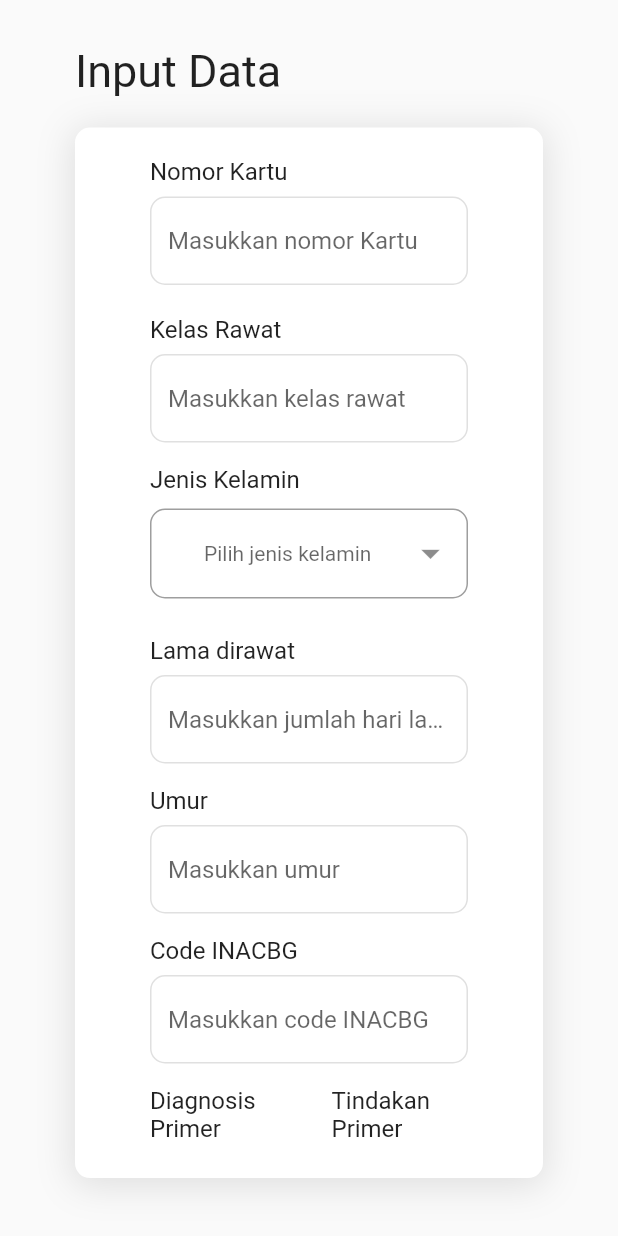
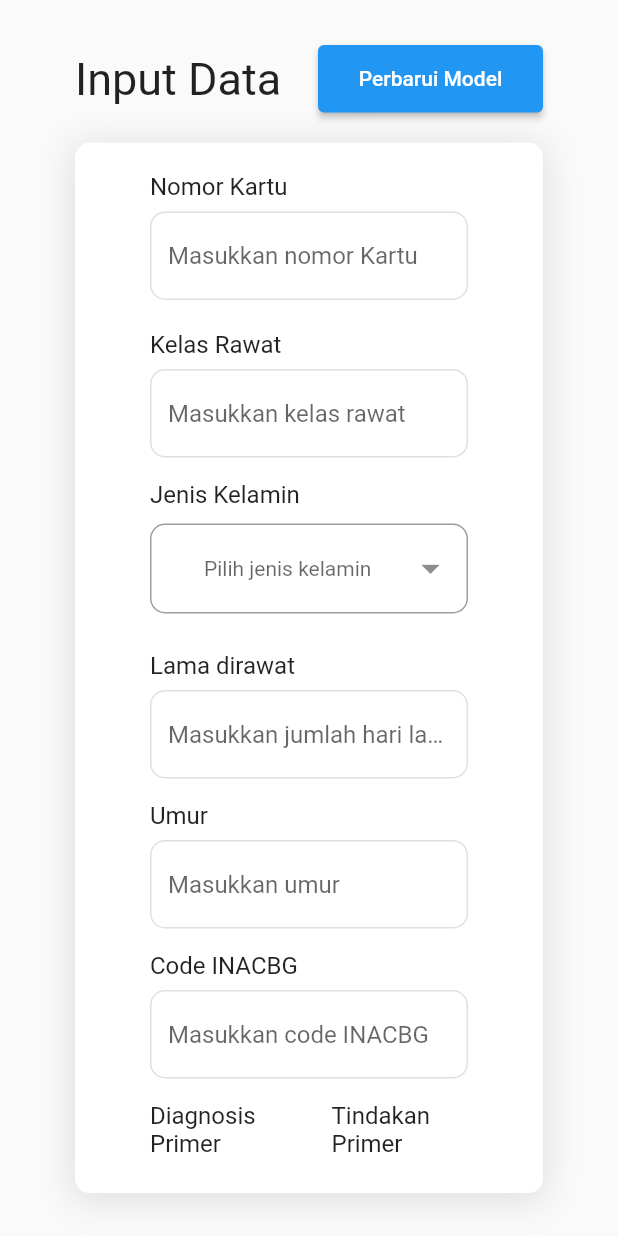
Before and after one commit to arkariz/rs_ui, a Flutter app: the InputDataScreen screen opened directly, on a phone screen of 412 x 824 dp. Run offline on Flutter 3.47's test engine with Material 2 defaults, Android fonts, the light colour scheme and no system bars; our stand-ins replace another_flushbar, currency_text_input_formatter, dropdown_button2, get, internet_connection_checker, loading_animation_widget and 1 more; missing offline and left inert: window_manager; network calls fail.

Commit message:
feat: add create model

```diff
--- a/lib/module/input_data/input_data_screen.dart
+++ b/lib/module/input_data/input_data_screen.dart
@@ -18,7 +18,22 @@ class InputDataScreen extends GetView<InputDataController> {
         child: Column(
           crossAxisAlignment: CrossAxisAlignment.start,
           children: [
-            h1(text: "Input Data"),
+            Row(
+              mainAxisAlignment: MainAxisAlignment.spaceBetween,
+              children: [
+                h1(text: "Input Data"),
+                SizedBox(
+                  height: 45,
+                  width: 150,
+                  child: ElevatedButton(
+                    onPressed: () {
+                      controller.createModel();
+                    },
+                    child: Text("Perbarui Model"),
+                  ),
+                ),
+              ],
+            ),
             const SizedBox(height: 20),
             Container(
               padding: const EdgeInsets.symmetric(horizontal: 50, vertical: 20),
```
Also changed, not shown: lib/module/input_data/input_data_controller.dart (+43 -0 lines), lib/module/input_data/input_data_repository.dart (+16 -0 lines).
